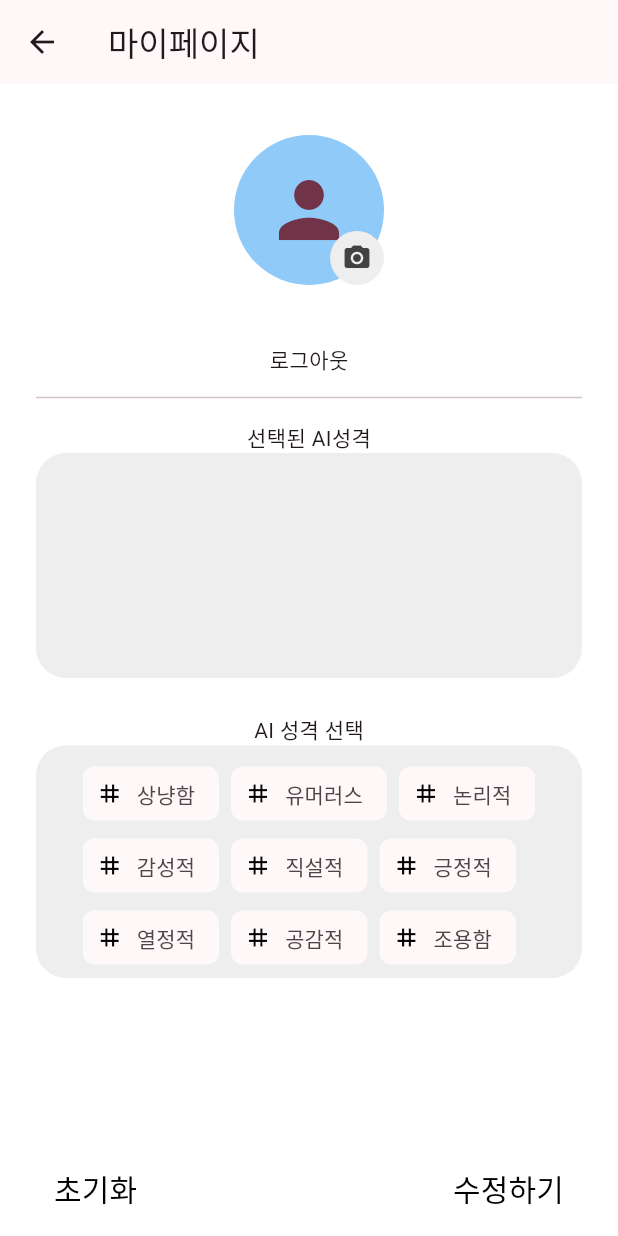
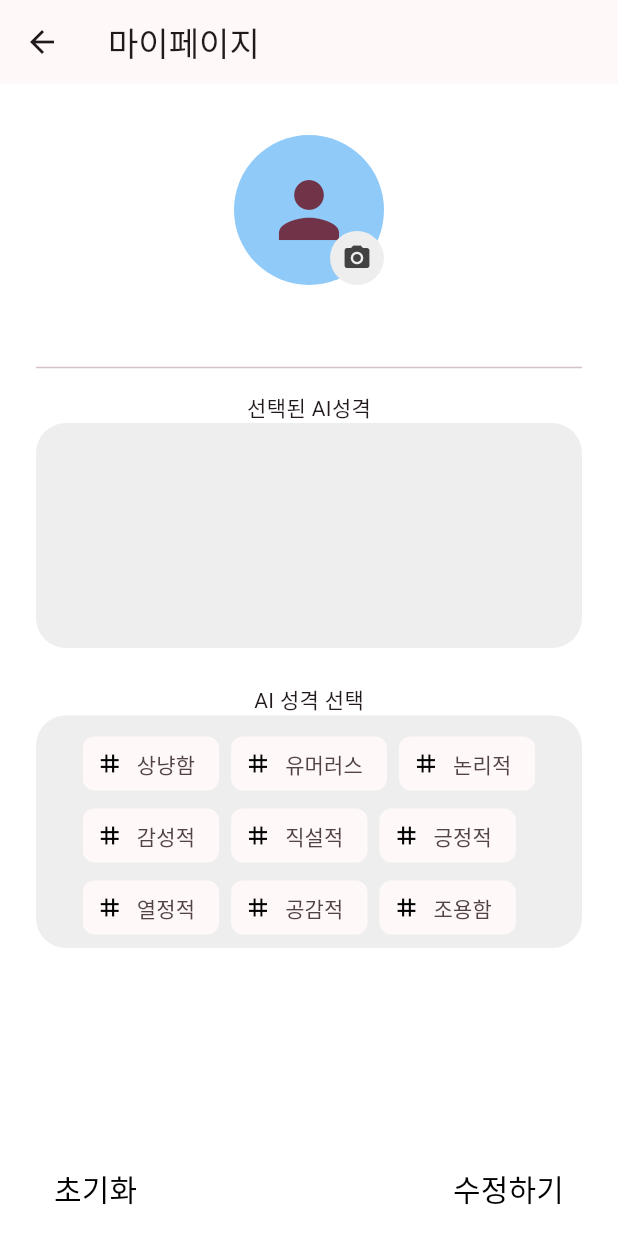
Before and after one commit to A1-AONE/SOLO_NETWORK_SNS, a Flutter app: the MyPage screen opened by its route, on a phone screen of 412 x 824 dp. Run offline on Flutter 3.47's test engine with Material 3 defaults, Android fonts, the phone set to English and light mode, and no system bars; our stand-ins replace cloud_firestore, easy_rich_text, firebase_auth, firebase_core, firebase_crashlytics, firebase_storage and 6 more; missing offline and left inert: firebase_app_check, tflite_flutter, yolo_helper; accounts and stored records are empty; project files that could hold a hidden picture were left out.

Commit message:
[fix]로그아웃 텍스트 삭제

```diff
--- a/lib/presentation/ui/my_page/my_page.dart
+++ b/lib/presentation/ui/my_page/my_page.dart
@@ -75,7 +75,6 @@ class MyPage extends ConsumerWidget {
                       style:
                           TextStyle(fontSize: 20, fontWeight: FontWeight.bold),
                     ),
-                    Text('로그아웃'),
                     SizedBox(height: 8),
                     Divider(),
                     SizedBox(height: 8),
```
